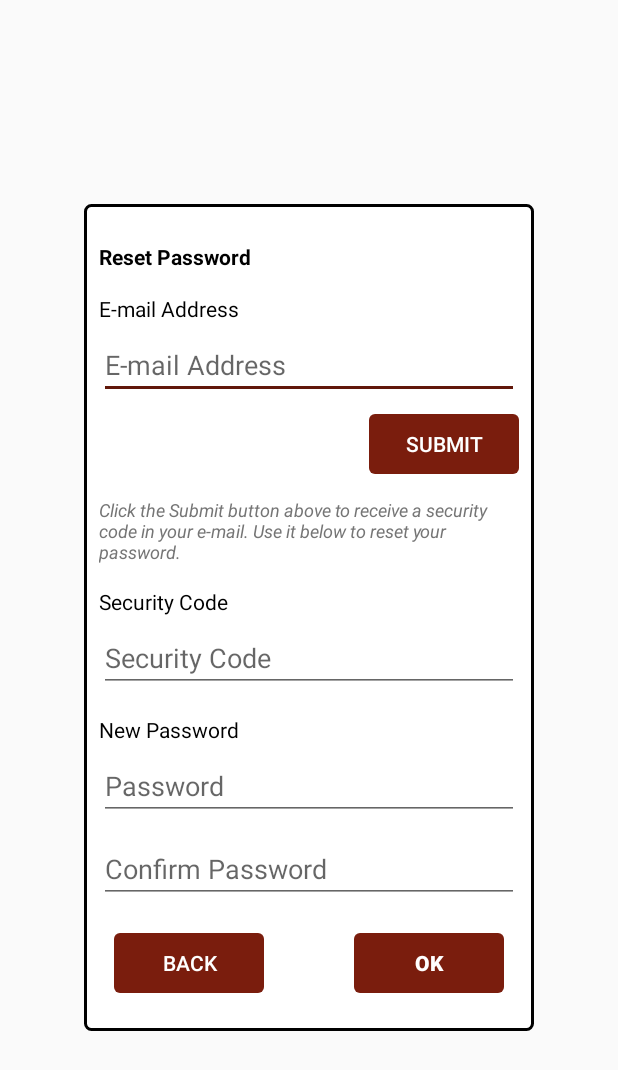
After one commit to RCMRD/Frost_Mapper_System_Android, an Android app: the layout mbaind_forgot_password.xml on its own in the app's theme, with its tools: preview values and no code run, on a phone screen of 412 x 824 dp. The commit adds this screen. Shown: the top 1070 px of the screen. Run offline under Robolectric (Android 15) with nearby library versions, the phone set to English and light mode, and no system bars.

Commit message:
added forgot password

```diff
--- /dev/null
+++ b/app/src/main/res/layout/mbaind_forgot_password.xml
@@ -0,0 +1,146 @@
+<?xml version="1.0" encoding="utf-8"?>
+<LinearLayout xmlns:android="http://schemas.android.com/apk/res/android"
+    android:layout_width="300dp"
+    android:layout_gravity="center"
+    android:background="@drawable/diastyle"
+    android:layout_marginLeft="10dp"
+    android:layout_marginRight="10dp"
+    android:layout_height="wrap_content"
+    android:orientation="vertical" >
+
+    <TextView
+        android:layout_width="wrap_content"
+        android:layout_height="wrap_content"
+        android:textColor="#000000"
+        android:layout_marginTop="15dp"
+        android:textStyle="bold"
+        android:text="Reset Password" />
+
+    <TextView
+        android:layout_width="wrap_content"
+        android:layout_height="wrap_content"
+        android:textColor="#000000"
+        android:layout_marginTop="15dp"
+        android:text="E-mail Address" />
+
+    <EditText
+        android:id="@+id/edtUseremail2"
+        android:layout_width="match_parent"
+        android:layout_height="wrap_content"
+        android:maxLines = "1"
+        android:layout_marginTop="5dp"
+        android:singleLine="true"
+        android:textColor="@color/colorBlackText"
+        android:inputType="textEmailAddress"
+        android:hint="@string/emailad"
+        />
+
+    <RelativeLayout
+        android:layout_width="match_parent"
+        android:layout_marginTop="10dp"
+        android:layout_height="wrap_content"
+        android:orientation="horizontal">
+
+        <Button
+            android:id="@+id/submitcode"
+            android:layout_width="100dp"
+            android:layout_height="40dp"
+            android:layout_alignParentEnd="true"
+            android:background="@drawable/bcomlinee"
+            android:text="SUBMIT"
+            android:textColor="#ffffff" />
+
+    </RelativeLayout>
+
+    <TextView
+        android:layout_width="wrap_content"
+        android:layout_height="wrap_content"
+        android:textColor="@color/grey_600"
+        android:layout_marginTop="15dp"
+        android:textSize="12sp"
+        android:textStyle="italic"
+        android:text="Click the Submit button above to receive a security code in your e-mail. Use it below to reset your password." />
+
+    <TextView
+        android:layout_width="wrap_content"
+        android:layout_height="wrap_content"
+        android:textColor="#000000"
+        android:layout_marginTop="15dp"
+        android:text="Security Code" />
+
+    <EditText
+        android:id="@+id/edtUsercode"
+        android:layout_width="match_parent"
+        android:layout_height="wrap_content"
+        android:maxLines = "1"
+        android:layout_marginTop="5dp"
+        android:singleLine="true"
+        android:textColor="@color/colorBlackText"
+        android:inputType="textVisiblePassword"
+        android:hint="@string/code"
+        />
+
+    <TextView
+        android:layout_width="wrap_content"
+        android:layout_height="wrap_content"
+        android:textColor="#000000"
+        android:layout_marginTop="15dp"
+        android:text="New Password" />
+
+    <EditText
+        android:id="@+id/edtUserpass"
+        android:layout_width="match_parent"
+        android:layout_height="wrap_content"
+        android:maxLines = "1"
+        android:layout_marginTop="5dp"
+        android:singleLine="true"
+        android:textColor="@color/colorBlackText"
+        android:inputType="textPassword"
+        android:hint="@string/pwad"
+        />
+
+    <EditText
+        android:id="@+id/edtUserpassconfirm"
+        android:layout_width="match_parent"
+        android:layout_height="wrap_content"
+        android:maxLines = "1"
+        android:layout_marginTop="10dp"
+        android:singleLine="true"
+        android:textColor="@color/colorBlackText"
+        android:inputType="textPassword"
+        android:hint="@string/pwad2"
+        />
+
+
+
+    <RelativeLayout
+        android:layout_width="match_parent"
+        android:layout_margin="10dp"
+        android:layout_height="wrap_content"
+        android:orientation="horizontal">
+
+        <Button
+            android:id="@+id/rback"
+            android:layout_width="100dp"
+            android:layout_height="40dp"
+            android:layout_alignParentStart="true"
+            android:layout_marginTop="10dp"
+            android:layout_marginBottom="5dp"
+            android:background="@drawable/bcomlinee"
+            android:text="@string/rback"
+            android:textColor="#ffffff" />
+
+        <Button
+            android:id="@+id/sawa"
+            android:layout_width="100dp"
+            android:layout_height="40dp"
+            android:layout_alignParentEnd="true"
+            android:layout_marginTop="10dp"
+            android:layout_marginBottom="5dp"
+            android:background="@drawable/bcomlinee"
+            android:text="@string/enda"
+            android:textColor="#ffffff"
+            android:textStyle="bold" />
+
+    </RelativeLayout>
+</LinearLayout>
```
Also changed, not shown: app/src/main/java/com/servir/frostmapper2/Loginno.java (+188 -4 lines), app/src/main/java/com/servir/frostmapper2/utils/Constantori.java (+7 -0 lines), app/src/main/res/values/strings.xml (+8 -2 lines).
